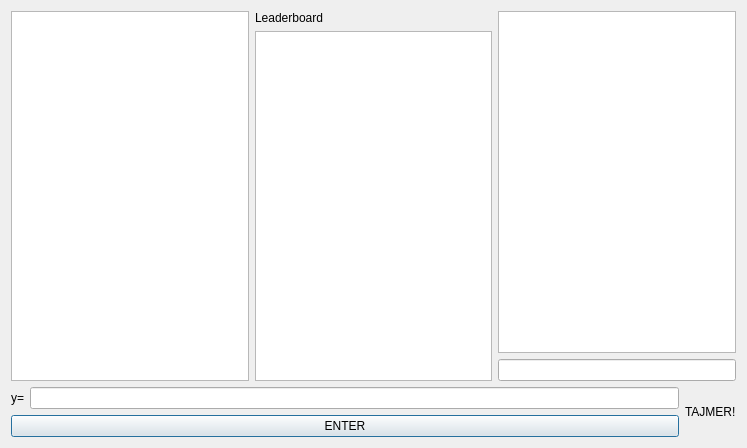
This is MATFWars/guessgame.ui in Divljo31/MATFWars as Qt 5 draws it before an edit. The edited form follows.
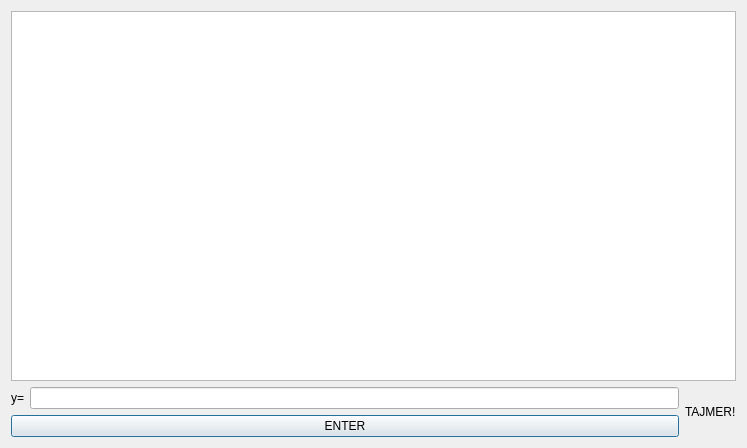
This is the edited form.

```diff
--- a/MATFWars/guessgame.ui
+++ b/MATFWars/guessgame.ui
@@ -17,31 +17,7 @@
    <item>
     <layout class="QHBoxLayout" name="horizontalLayout">
      <item>
-      <widget class="QTextBrowser" name="textBrowser_2"/>
-     </item>
-     <item>
-      <layout class="QVBoxLayout" name="verticalLayout_2">
-       <item>
-        <widget class="QLabel" name="label">
-         <property name="text">
-          <string>Leaderboard</string>
-         </property>
-        </widget>
-       </item>
-       <item>
-        <widget class="QTextBrowser" name="textBrowser"/>
-       </item>
-      </layout>
-     </item>
-     <item>
-      <layout class="QVBoxLayout" name="verticalLayout">
-       <item>
-        <widget class="QGraphicsView" name="graphicsView"/>
-       </item>
-       <item>
-        <widget class="QLineEdit" name="lineEdit"/>
-       </item>
-      </layout>
+      <widget class="QGraphicsView" name="function_graphicsView"/>
      </item>
     </layout>
    </item>
```
Left out of the diff: 6 changed lines with no effect on the pictures.
